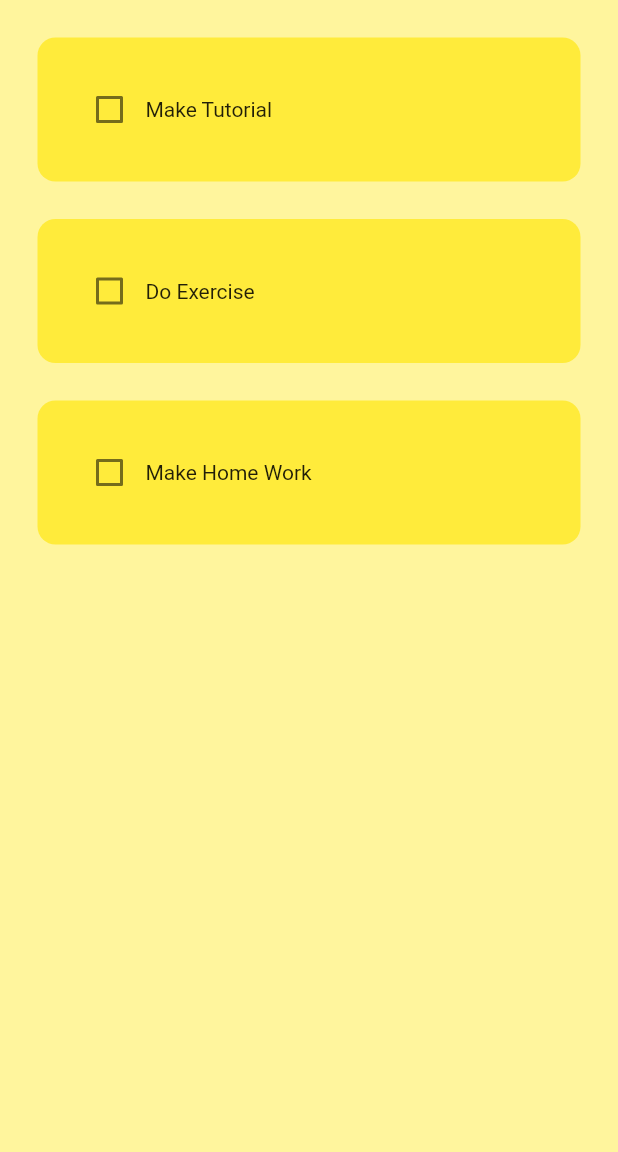
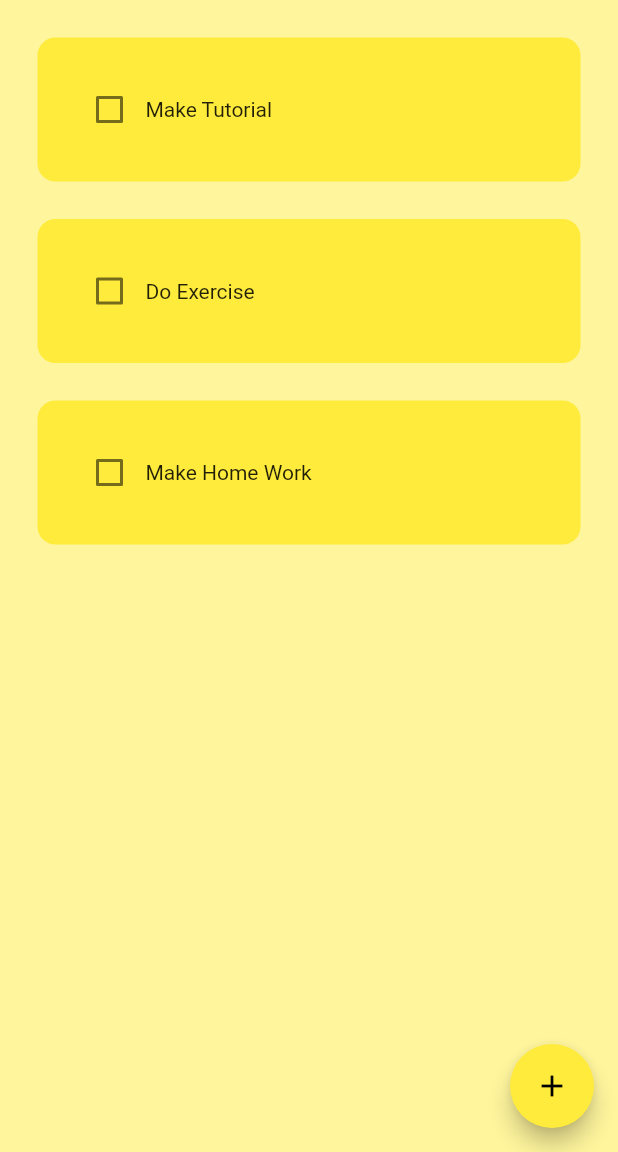
Before and after one commit to ShadePrima/flutter_todo_app, a Flutter app: the screen it shows after launch, on a phone screen of 412 x 824 dp, the part 84-1236 px from its top. Run offline on Flutter 3.47's test engine with Material 2 defaults, Android fonts, the phone set to English and light mode, and no system bars.

Commit message:
dialog box add buttons

```diff
--- a/lib/components/todo_tile.dart
+++ b/lib/components/todo_tile.dart
@@ -18,17 +18,27 @@ class ToDoTile extends StatelessWidget {
       padding: const EdgeInsets.only(left: 25, right: 25, top: 25),
       child: Container(
         padding: const EdgeInsets.all(24),
+        decoration: BoxDecoration(
+            color: Colors.yellow, borderRadius: BorderRadius.circular(12)),
         child: Row(
           children: [
             //checkbox
-            Checkbox(value: taskCompleted, onChanged: onChanged),
+            Checkbox(
+              value: taskCompleted,
+              onChanged: onChanged,
+              activeColor: Colors.black,
+            ),
 
             //task name
-            Text(taskName),
+            Text(
+              taskName,
+              style: TextStyle(
+                  decoration: taskCompleted
+                      ? TextDecoration.lineThrough
+                      : TextDecoration.none),
+            ),
           ],
         ),
-        decoration: BoxDecoration(
-            color: Colors.yellow, borderRadius: BorderRadius.circular(12)),
       ),
     );
   }
--- a/lib/main.dart
+++ b/lib/main.dart
@@ -12,7 +12,7 @@ class MyApp extends StatelessWidget {
   Widget build(BuildContext context) {
     return MaterialApp(
       debugShowCheckedModeBanner: false,
-      home: HomePage(),
+      home: const HomePage(),
       theme: ThemeData(primarySwatch: Colors.yellow),
     );
   }
--- a/lib/pages/home_page.dart
+++ b/lib/pages/home_page.dart
@@ -1,4 +1,5 @@
 import 'package:flutter/material.dart';
+import 'package:flutter_todo_app/components/dialo_box.dart';
 import 'package:flutter_todo_app/components/todo_tile.dart';
 
 class HomePage extends StatefulWidget {
@@ -24,6 +25,15 @@ class _HomePageState extends State<HomePage> {
     });
   }
 
+  //create a new task
+  void createNewTask() {
+    showDialog(
+        context: context,
+        builder: (context) {
+          return const DialogBox();
+        });
+  }
+
   @override
   Widget build(BuildContext context) {
     return Scaffold(
@@ -31,6 +41,10 @@ class _HomePageState extends State<HomePage> {
         appBar: AppBar(
           title: const Center(child: Text('TO DO')),
           elevation: 0,
+        ),
+        floatingActionButton: FloatingActionButton(
+          onPressed: createNewTask,
+          child: const Icon(Icons.add),
         ),
         body: ListView.builder(
           itemCount: toDoList.length,
```
Also changed, not shown: lib/components/dialo_box.dart (added, +37 -0 lines), lib/components/my_button.dart (added, +16 -0 lines).
